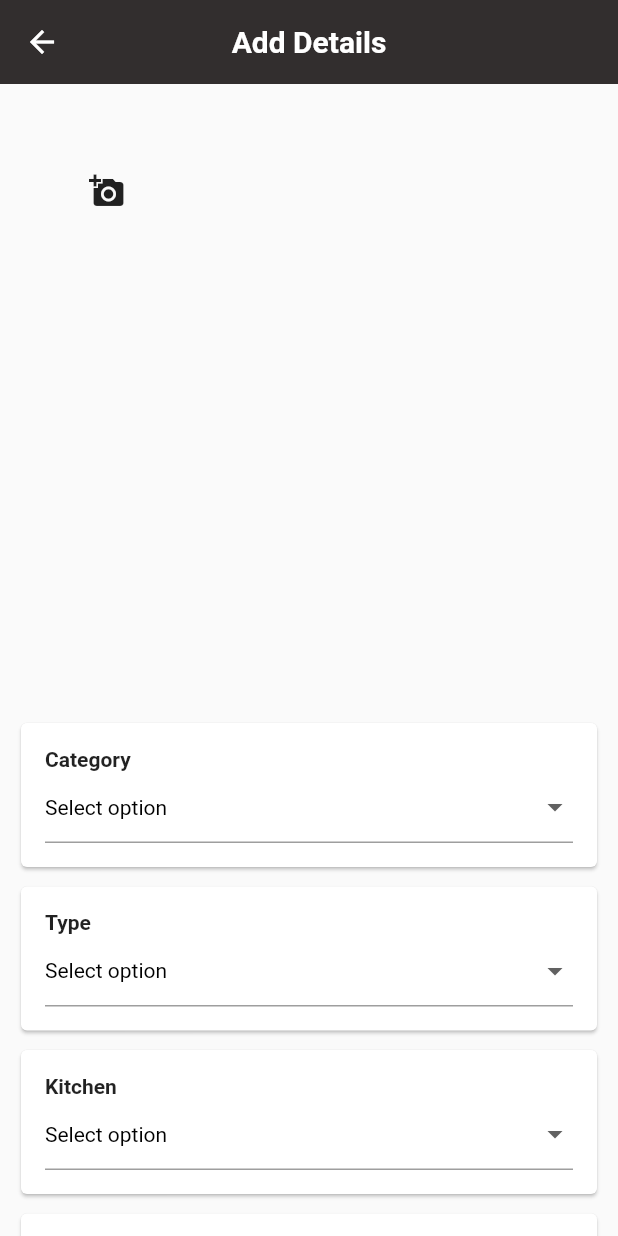
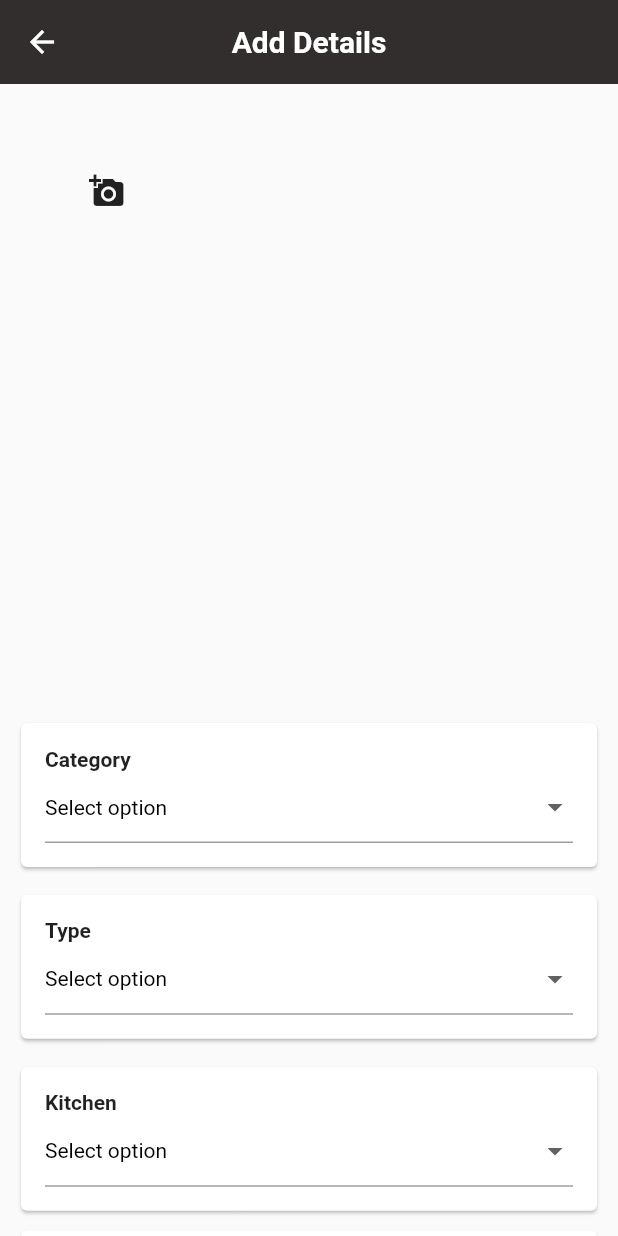
Before and after one commit to trustdboy123/Lets-Accommodate, a Flutter app: the AddImage screen opened directly, on a phone screen of 412 x 824 dp. Run offline on Flutter 3.47's test engine with Material 2 defaults, Android fonts, the phone set to English and light mode, and no system bars; our stand-ins replace cloud_firestore, dio, dots_indicator, firebase_auth, firebase_core, firebase_storage and 5 more; missing offline and left inert: comment_box, flutter_paystack, multi_image_picker2; accounts and stored records are empty.

Commit message:
25/03/2022

```diff
--- a/lib/auth/login_landlord.dart
+++ b/lib/auth/login_landlord.dart
@@ -183,7 +183,6 @@ class _LoginLandlordState extends State<LoginLandlord> {
                                 backgroundColor: Colors.red,
                                 textColor: Colors.white,
                                 fontSize: 16.0);
-
                           }
                         } else {
                           Fluttertoast.showToast(
--- a/lib/landlord/Settings landlord/setting_landlord.dart
+++ b/lib/landlord/Settings landlord/setting_landlord.dart
@@ -49,7 +49,7 @@ class _SettingsLandlordState extends State<SettingsLandlord> {
                           onTap: () {
                             showDialog(
                                 context: context,
-                                builder: (Context) {
+                                builder: (context) {
                                   return Padding(
                                     padding: const EdgeInsets.all(8.0),
                                     child: GestureDetector(
@@ -57,14 +57,14 @@ class _SettingsLandlordState extends State<SettingsLandlord> {
                                         Navigator.of(context).pop();
                                       },
                                       child: Image.network(
-                                          snapshot.data!['profile_pic']),
+                                          snapshot.data!['picture']),
                                     ),
                                   );
                                 });
                           },
                           child: CircleAvatar(
                             backgroundImage:
-                                NetworkImage(snapshot.data!['profile_pic']),
+                                NetworkImage(snapshot.data!['picture']),
                             radius: 100,
                           ),
                         ),
--- a/lib/landlord/add_details_page.dart
+++ b/lib/landlord/add_details_page.dart
@@ -2,6 +2,8 @@ import 'dart:io';
 
 import 'package:cloud_firestore/cloud_firestore.dart';
 import 'package:flutter/material.dart';
+import 'package:flutter/rendering.dart';
+import 'package:flutter_screenutil/flutter_screenutil.dart';
 import 'package:fluttertoast/fluttertoast.dart';
 import 'package:image_picker/image_picker.dart';
 import 'package:firebase_storage/firebase_storage.dart' as firebase_storage;
@@ -66,6 +68,7 @@ class _AddImageState extends State<AddImage> {
                     decoration: BoxDecoration(),
                     padding: const EdgeInsets.all(4),
                     child: GridView.builder(
+                        scrollDirection: Axis.horizontal,
                         itemCount: _image.length + 1,
                         gridDelegate: SliverGridDelegateWithFixedCrossAxisCount(
                           crossAxisCount: 3,
@@ -82,7 +85,7 @@ class _AddImageState extends State<AddImage> {
                                   decoration: BoxDecoration(
                                       image: DecorationImage(
                                           image: FileImage(_image[index - 1]),
-                                          fit: BoxFit.cover)),
+                                          fit: BoxFit.fill)),
                                 );
                         }),
                   ),
@@ -129,7 +132,7 @@ class _AddImageState extends State<AddImage> {
                               ],
                             ),
                           )),
-                          const SizedBox(height: 5),
+                          SizedBox(height: 5.h),
                           Card(
                               child: Padding(
                             padding: const EdgeInsets.all(16.0),
@@ -166,7 +169,7 @@ class _AddImageState extends State<AddImage> {
                               ],
                             ),
                           )),
-                          const SizedBox(height: 5),
+                          SizedBox(height: 5.h),
                           Card(
                               child: Padding(
                             padding: const EdgeInsets.all(16.0),
@@ -586,7 +589,8 @@ class _AddImageState extends State<AddImage> {
                                 child: Text('Proceed to pay',
                                     style: TextStyle(
                                       color: Colors.white,
-                                      ))
+                                    )),
+
                                 // SizedBox(
                                 //   width: MediaQuery.of(context).size.width,
                                 //   child: isLoading
@@ -688,6 +692,9 @@ class _AddImageState extends State<AddImage> {
                             ),
                           )
                         ],
+                      ),
+                      SizedBox(
+                        height: 150,
                       )
                     ],
                   )
--- a/lib/landlord/payments/paystack_provider.dart
+++ b/lib/landlord/payments/paystack_provider.dart
@@ -12,7 +12,7 @@ import 'package:lets_accommodate/landlord/payments/otp_screen.dart';
 class PaystackProvider {
   // TODO: Insert your heroku url of your paystack backend server here without a trailing slash
   String paystackBackendServerURL =
-      "";
+      "https://lets-accommodate-payment.herokuapp.com";
   final BuildContext context;
 
   PaystackProvider(this.context);
@@ -60,7 +60,6 @@ class PaystackProvider {
 
     dio.close();
   }
-
 
   Future<void> sendOtpRequest(
       {required String otp, required String reference}) async {
--- a/lib/main.dart
+++ b/lib/main.dart
@@ -1,4 +1,5 @@
 import 'package:flutter/material.dart';
+import 'package:flutter_screenutil/flutter_screenutil.dart';
 import 'package:lets_accommodate/landlord/add_details_page.dart';
 import 'package:lets_accommodate/landlord/payments/pay_decision.dart';
 
@@ -22,7 +23,9 @@ class MyApp extends StatelessWidget {
 
   @override
   Widget build(BuildContext context) {
-    return MaterialApp(
+    return ScreenUtilInit(
+      designSize: Size(360, 390),
+      builder: () => MaterialApp(
         debugShowCheckedModeBanner: false,
         theme: ThemeData(
           appBarTheme: const AppBarTheme(
@@ -38,6 +41,7 @@ class MyApp extends StatelessWidget {
           primarySwatch: Colors.blue,
         ),
         home: Decision(),
+      ),
     );
   }
 }
--- a/pubspec.yaml
+++ b/pubspec.yaml
@@ -68,7 +68,7 @@ dev_dependencies:
 
 flutter_native_splash:
   color: "#ffffff"
-  image: assets/letacc.jpg
+  image: assets/smallsize.png
 
 # For information on the generic Dart part of this file, see the
 # following page: https://dart.dev/tools/pub/pubspec
```
Also changed, not shown: lib/landlord/payments/pay_decision.dart (+28 -16 lines), assets/letsacclogo.png (added), assets/smallsize.png (added), 17 other files. Lines whose indentation alone changed are shown as unchanged.
